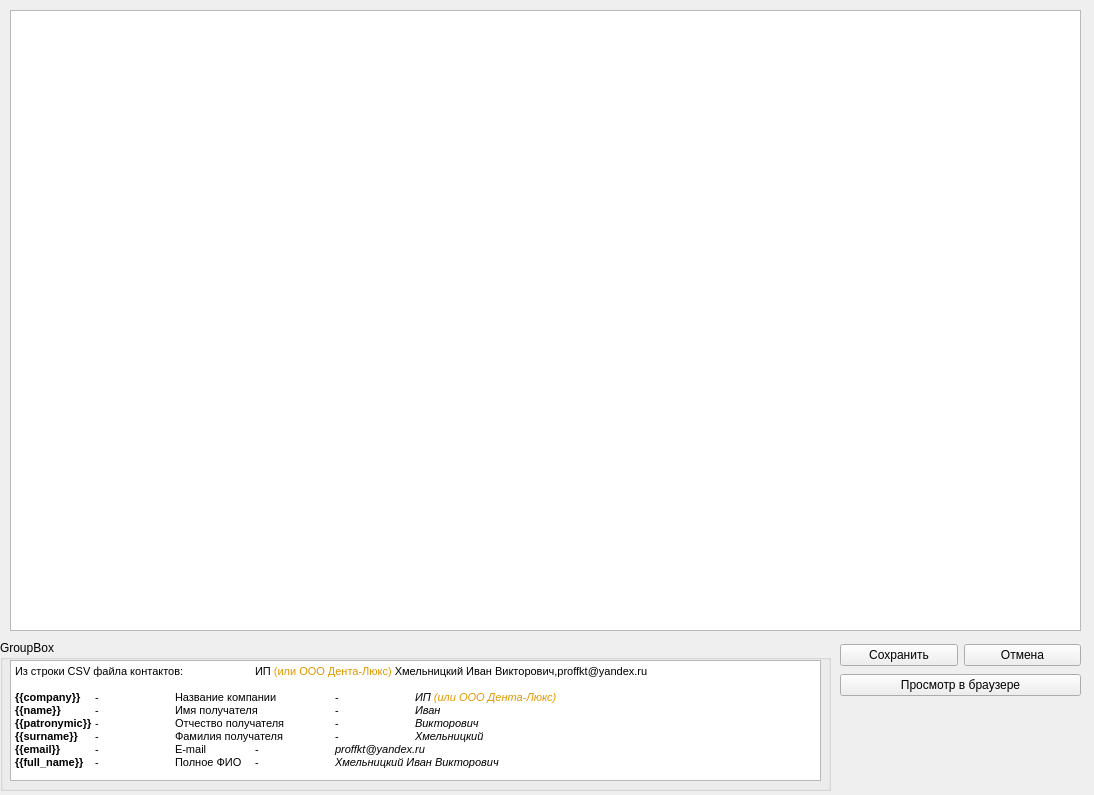
First picture: the form in editor.ui, repository almaz8811/Sendler, before the edit.
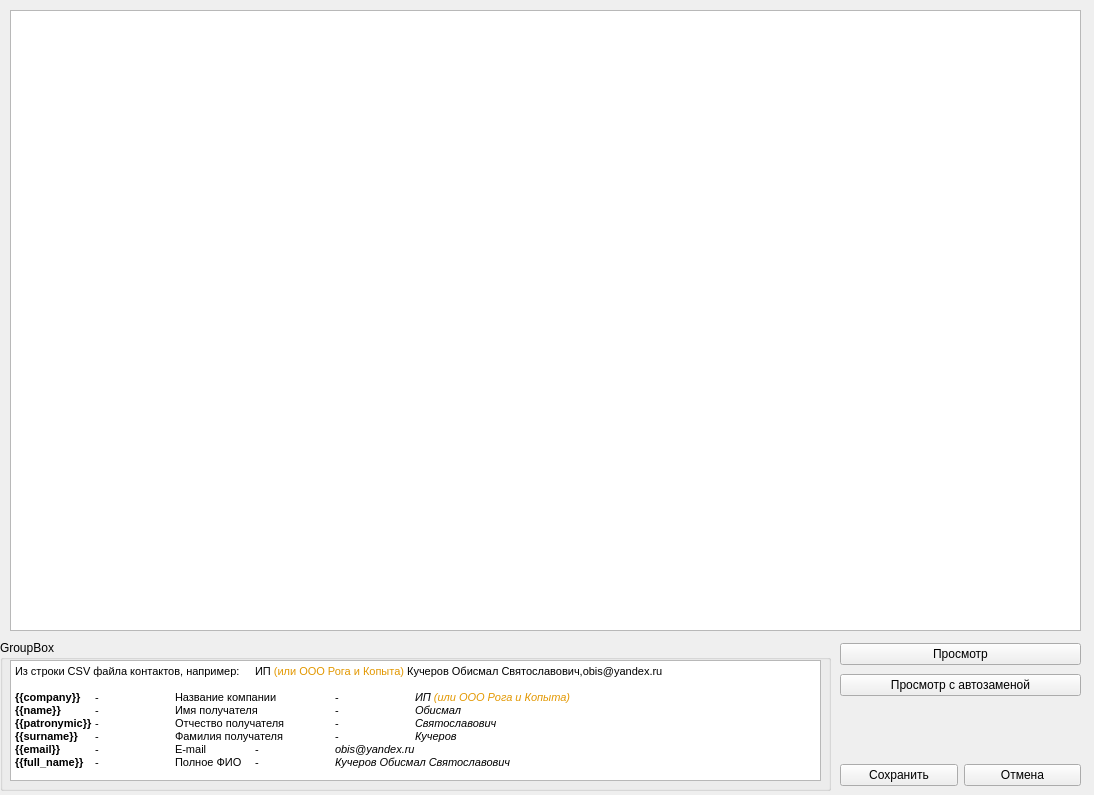
Second picture: the form after the edit.

Commit message: Добавил предпросмотр шаблона в браузере

What changed in the file:
```diff
--- a/editor.ui
+++ b/editor.ui
@@ -55,7 +55,7 @@
     <property name="geometry">
      <rect>
       <x>840</x>
-      <y>640</y>
+      <y>760</y>
       <width>241</width>
       <height>31</height>
      </rect>
@@ -112,14 +112,14 @@
 &lt;html&gt;&lt;head&gt;&lt;meta name=&quot;qrichtext&quot; content=&quot;1&quot; /&gt;&lt;style type=&quot;text/css&quot;&gt;
 p, li { white-space: pre-wrap; }
 &lt;/style&gt;&lt;/head&gt;&lt;body style=&quot; font-family:'MS Shell Dlg 2'; font-size:8.25pt; font-weight:400; font-style:normal;&quot;&gt;
-&lt;p style=&quot; margin-top:0px; margin-bottom:0px; margin-left:0px; margin-right:0px; -qt-block-indent:0; text-indent:0px;&quot;&gt;&lt;span style=&quot; font-size:8pt;&quot;&gt;Из строки CSV файла контактов:	ИП &lt;/span&gt;&lt;span style=&quot; font-size:8pt; color:#e29700;&quot;&gt;(или ООО Дента-Люкс)&lt;/span&gt;&lt;span style=&quot; font-size:8pt;&quot;&gt; Хмельницкий Иван Викторович,proffkt@yandex.ru&lt;/span&gt;&lt;/p&gt;
+&lt;p style=&quot; margin-top:0px; margin-bottom:0px; margin-left:0px; margin-right:0px; -qt-block-indent:0; text-indent:0px;&quot;&gt;&lt;span style=&quot; font-size:8pt;&quot;&gt;Из строки CSV файла контактов, например:	ИП &lt;/span&gt;&lt;span style=&quot; font-size:8pt; color:#e29700;&quot;&gt;(или ООО Рога и Копыта)&lt;/span&gt;&lt;span style=&quot; font-size:8pt;&quot;&gt; Кучеров Обисмал Святославович,obis@yandex.ru&lt;/span&gt;&lt;/p&gt;
 &lt;p style=&quot;-qt-paragraph-type:empty; margin-top:0px; margin-bottom:0px; margin-left:0px; margin-right:0px; -qt-block-indent:0; text-indent:0px; font-size:8pt;&quot;&gt;&lt;br /&gt;&lt;/p&gt;
-&lt;p style=&quot; margin-top:0px; margin-bottom:0px; margin-left:0px; margin-right:0px; -qt-block-indent:0; text-indent:0px;&quot;&gt;&lt;span style=&quot; font-size:8pt; font-weight:600;&quot;&gt;{{company}}&lt;/span&gt;&lt;span style=&quot; font-size:8pt;&quot;&gt;	-	Название компании	-	&lt;/span&gt;&lt;span style=&quot; font-size:8pt; font-style:italic;&quot;&gt;ИП &lt;/span&gt;&lt;span style=&quot; font-size:8pt; font-style:italic; color:#e29700;&quot;&gt;(или ООО Дента-Люкс)&lt;/span&gt;&lt;/p&gt;
-&lt;p style=&quot; margin-top:0px; margin-bottom:0px; margin-left:0px; margin-right:0px; -qt-block-indent:0; text-indent:0px;&quot;&gt;&lt;span style=&quot; font-size:8pt; font-weight:600;&quot;&gt;{{name}}&lt;/span&gt;&lt;span style=&quot; font-size:8pt;&quot;&gt;	-	Имя получателя	-	&lt;/span&gt;&lt;span style=&quot; font-size:8pt; font-style:italic;&quot;&gt;Иван&lt;/span&gt;&lt;/p&gt;
-&lt;p style=&quot; margin-top:0px; margin-bottom:0px; margin-left:0px; margin-right:0px; -qt-block-indent:0; text-indent:0px;&quot;&gt;&lt;span style=&quot; font-size:8pt; font-weight:600;&quot;&gt;{{patronymic}}&lt;/span&gt;&lt;span style=&quot; font-size:8pt;&quot;&gt;	-	Отчество получателя	-	&lt;/span&gt;&lt;span style=&quot; font-size:8pt; font-style:italic;&quot;&gt;Викторович&lt;/span&gt;&lt;/p&gt;
-&lt;p style=&quot; margin-top:0px; margin-bottom:0px; margin-left:0px; margin-right:0px; -qt-block-indent:0; text-indent:0px;&quot;&gt;&lt;span style=&quot; font-size:8pt; font-weight:600;&quot;&gt;{{surname}}&lt;/span&gt;&lt;span style=&quot; font-size:8pt;&quot;&gt;	-	Фамилия получателя	-	&lt;/span&gt;&lt;span style=&quot; font-size:8pt; font-style:italic;&quot;&gt;Хмельницкий&lt;/span&gt;&lt;/p&gt;
-&lt;p style=&quot; margin-top:0px; margin-bottom:0px; margin-left:0px; margin-right:0px; -qt-block-indent:0; text-indent:0px;&quot;&gt;&lt;span style=&quot; font-size:8pt; font-weight:600;&quot;&gt;{{email}}&lt;/span&gt;&lt;span style=&quot; font-size:8pt;&quot;&gt;	-	E-mail	-	&lt;/span&gt;&lt;span style=&quot; font-size:8pt; font-style:italic;&quot;&gt;proffkt@yandex.ru&lt;/span&gt;&lt;/p&gt;
-&lt;p style=&quot; margin-top:0px; margin-bottom:0px; margin-left:0px; margin-right:0px; -qt-block-indent:0; text-indent:0px;&quot;&gt;&lt;span style=&quot; font-size:8pt; font-weight:600;&quot;&gt;{{full_name}}&lt;/span&gt;&lt;span style=&quot; font-size:8pt;&quot;&gt;	-	Полное ФИО	-	&lt;/span&gt;&lt;span style=&quot; font-size:8pt; font-style:italic;&quot;&gt;Хмельницкий Иван Викторович&lt;/span&gt;&lt;/p&gt;&lt;/body&gt;&lt;/html&gt;</string>
+&lt;p style=&quot; margin-top:0px; margin-bottom:0px; margin-left:0px; margin-right:0px; -qt-block-indent:0; text-indent:0px;&quot;&gt;&lt;span style=&quot; font-size:8pt; font-weight:600;&quot;&gt;{{company}}&lt;/span&gt;&lt;span style=&quot; font-size:8pt;&quot;&gt;	-	Название компании	-	&lt;/span&gt;&lt;span style=&quot; font-size:8pt; font-style:italic;&quot;&gt;ИП &lt;/span&gt;&lt;span style=&quot; font-size:8pt; font-style:italic; color:#e29700;&quot;&gt;(или ООО Рога и Копыта)&lt;/span&gt;&lt;/p&gt;
+&lt;p style=&quot; margin-top:0px; margin-bottom:0px; margin-left:0px; margin-right:0px; -qt-block-indent:0; text-indent:0px;&quot;&gt;&lt;span style=&quot; font-size:8pt; font-weight:600;&quot;&gt;{{name}}&lt;/span&gt;&lt;span style=&quot; font-size:8pt;&quot;&gt;	-	Имя получателя	-	&lt;/span&gt;&lt;span style=&quot; font-size:8pt; font-style:italic;&quot;&gt;Обисмал&lt;/span&gt;&lt;/p&gt;
+&lt;p style=&quot; margin-top:0px; margin-bottom:0px; margin-left:0px; margin-right:0px; -qt-block-indent:0; text-indent:0px;&quot;&gt;&lt;span style=&quot; font-size:8pt; font-weight:600;&quot;&gt;{{patronymic}}&lt;/span&gt;&lt;span style=&quot; font-size:8pt;&quot;&gt;	-	Отчество получателя	-	&lt;/span&gt;&lt;span style=&quot; font-size:8pt; font-style:italic;&quot;&gt;Святославович&lt;/span&gt;&lt;/p&gt;
+&lt;p style=&quot; margin-top:0px; margin-bottom:0px; margin-left:0px; margin-right:0px; -qt-block-indent:0; text-indent:0px;&quot;&gt;&lt;span style=&quot; font-size:8pt; font-weight:600;&quot;&gt;{{surname}}&lt;/span&gt;&lt;span style=&quot; font-size:8pt;&quot;&gt;	-	Фамилия получателя	-	&lt;/span&gt;&lt;span style=&quot; font-size:8pt; font-style:italic;&quot;&gt;Кучеров&lt;/span&gt;&lt;/p&gt;
+&lt;p style=&quot; margin-top:0px; margin-bottom:0px; margin-left:0px; margin-right:0px; -qt-block-indent:0; text-indent:0px;&quot;&gt;&lt;span style=&quot; font-size:8pt; font-weight:600;&quot;&gt;{{email}}&lt;/span&gt;&lt;span style=&quot; font-size:8pt;&quot;&gt;	-	E-mail	-	&lt;/span&gt;&lt;span style=&quot; font-size:8pt; font-style:italic;&quot;&gt;obis@yandex.ru&lt;/span&gt;&lt;/p&gt;
+&lt;p style=&quot; margin-top:0px; margin-bottom:0px; margin-left:0px; margin-right:0px; -qt-block-indent:0; text-indent:0px;&quot;&gt;&lt;span style=&quot; font-size:8pt; font-weight:600;&quot;&gt;{{full_name}}&lt;/span&gt;&lt;span style=&quot; font-size:8pt;&quot;&gt;	-	Полное ФИО	-	&lt;/span&gt;&lt;span style=&quot; font-size:8pt; font-style:italic;&quot;&gt;Кучеров Обисмал Святославович&lt;/span&gt;&lt;/p&gt;&lt;/body&gt;&lt;/html&gt;</string>
      </property>
     </widget>
    </widget>
@@ -127,19 +127,29 @@
     <property name="geometry">
      <rect>
       <x>840</x>
-      <y>670</y>
+      <y>640</y>
       <width>241</width>
-      <height>31</height>
+      <height>61</height>
      </rect>
     </property>
-    <layout class="QHBoxLayout" name="horizontalLayout_2">
+    <layout class="QVBoxLayout" name="verticalLayout_2">
      <item>
       <widget class="QPushButton" name="btn_view_browser">
        <property name="focusPolicy">
         <enum>Qt::ClickFocus</enum>
        </property>
        <property name="text">
-        <string>Просмотр в браузере</string>
+        <string>Просмотр</string>
+       </property>
+      </widget>
+     </item>
+     <item>
+      <widget class="QPushButton" name="btn_view_jinja">
+       <property name="focusPolicy">
+        <enum>Qt::ClickFocus</enum>
+       </property>
+       <property name="text">
+        <string>Просмотр с автозаменой</string>
        </property>
       </widget>
      </item>
```
Left out of the diff: 2 changed lines with no effect on the pictures. The commit also changes 3 other files.
